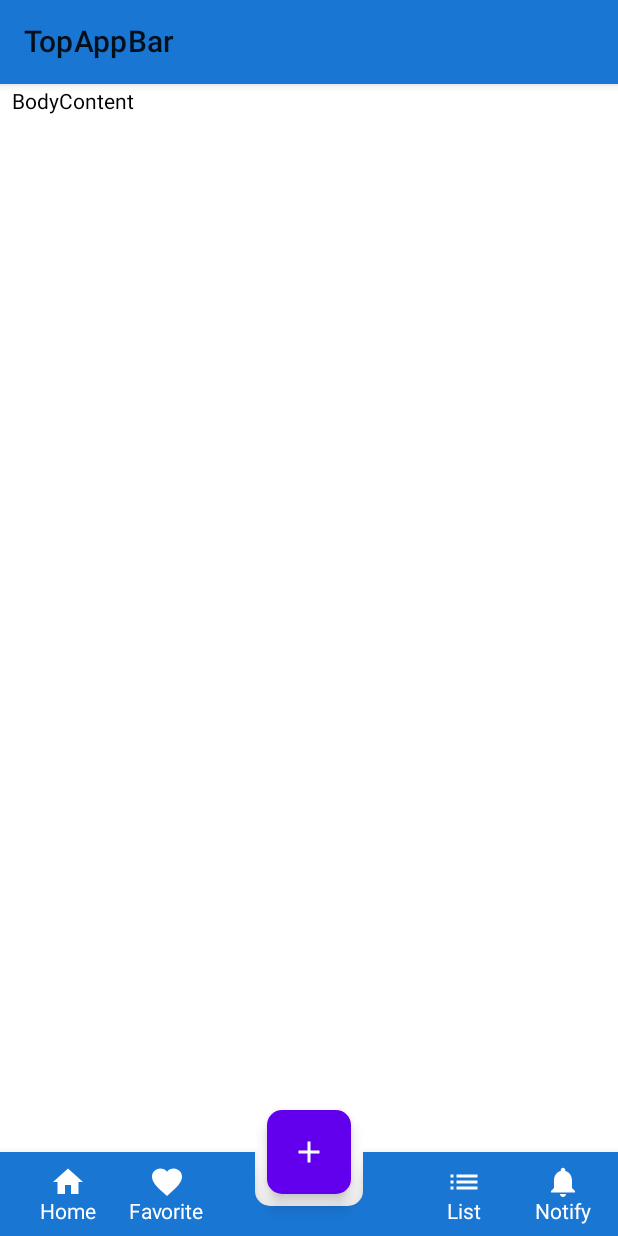
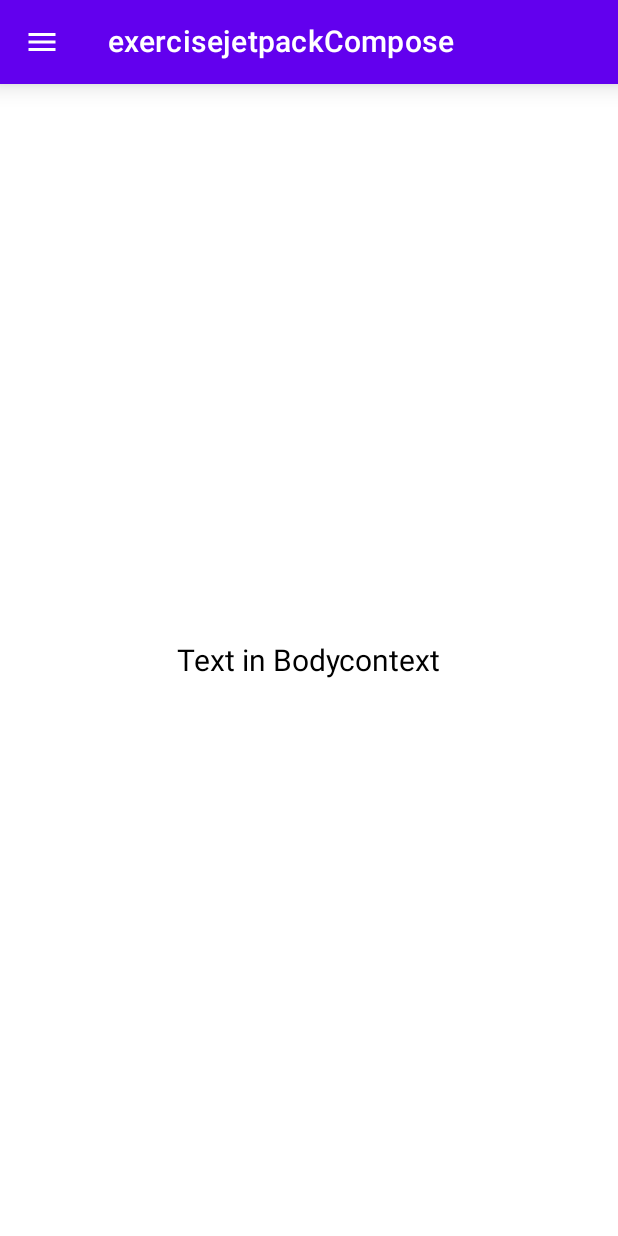
Before and after one commit to Nolions/ExerciseJetpackCompose, an Android app built with Jetpack Compose: the screen it shows after launch (ScaffoldActivity before the commit, ModalDrawerActivity after it), on a phone screen of 412 x 824 dp. Run offline under Robolectric (Android 15) with nearby library versions, the light colour scheme and no system bars.

Commit message:
[feature] ModalDrawerLayout

```diff
--- /dev/null
+++ b/app/src/main/java/tw/nolions/exercisejetpackcompose/ModalDrawerActivity.kt
@@ -0,0 +1,134 @@
+package tw.nolions.exercisejetpackcompose
+
+import android.os.Bundle
+import androidx.activity.ComponentActivity
+import androidx.activity.compose.setContent
+import androidx.compose.foundation.layout.Arrangement
+import androidx.compose.foundation.layout.Column
+import androidx.compose.foundation.layout.fillMaxSize
+import androidx.compose.material.*
+import androidx.compose.material.icons.Icons
+import androidx.compose.material.icons.filled.Clear
+import androidx.compose.material.icons.filled.Menu
+import androidx.compose.runtime.*
+import androidx.compose.ui.Alignment
+import androidx.compose.ui.Modifier
+import androidx.compose.ui.graphics.vector.ImageVector
+import androidx.compose.ui.res.stringResource
+import androidx.compose.ui.tooling.preview.Preview
+import androidx.compose.ui.unit.dp
+import androidx.compose.ui.unit.sp
+import kotlinx.coroutines.CoroutineScope
+import kotlinx.coroutines.launch
+import tw.nolions.exercisejetpackcompose.ui.theme.ExercisejetpackComposeTheme
+
+class ModalDrawerActivity : ComponentActivity() {
+    override fun onCreate(savedInstanceState: Bundle?) {
+        super.onCreate(savedInstanceState)
+        setContent {
+            BuildModalDrawerLayout()
+        }
+    }
+}
+
+@Composable
+fun BuildModalDrawerLayout() {
+    val drawerState = rememberDrawerState(DrawerValue.Closed)
+    val scope = rememberCoroutineScope()
+    val icon = remember { mutableStateOf(Icons.Default.Menu) }
+
+    Column {
+        BuildAppTopBar(drawerState, scope, icon)
+        BuildModalDrawer(drawerState, scope)
+    }
+
+    setTopBatIcon(drawerState, icon)
+}
+
+private fun setTopBatIcon(
+    drawerState: DrawerState,
+    icon: MutableState<ImageVector>
+) {
+    if (drawerState.currentValue == DrawerValue.Closed) icon.value = Icons.Default.Menu
+    else icon.value = Icons.Default.Clear
+}
+
+@Composable
+fun BuildAppTopBar(
+    drawerState: DrawerState,
+    scope: CoroutineScope,
+    icon: MutableState<ImageVector>
+) {
+    TopAppBar(
+        navigationIcon = {
+            IconButton(onClick = {
+                scope.launch {
+                    if (drawerState.isClosed) {
+                        drawerState.open()
+                        icon.value = Icons.Default.Clear
+                    } else {
+                        drawerState.close()
+                        icon.value = Icons.Default.Menu
+                    }
+                }
+            }) {
+                Icon(
+                    imageVector = icon.value,
+                    contentDescription = null
+                )
+            }
+        },
+        title = {
+            Text(
+                text = stringResource(R.string.app_name),
+            )
+        },
+        elevation = 10.dp
+    )
+}
+
+@Composable
+fun BuildModalDrawer(
+    drawerState: DrawerState,
+    scope: CoroutineScope
+) {
+    ModalDrawer(
+        drawerState = drawerState,
+        drawerContent = {
+            BuildDrawerContent(drawerState, scope)
+        },
+        content = { BuildContent(drawerState, scope) }
+    )
+}
+
+@Composable
+fun BuildDrawerContent(drawerState: DrawerState, scope: CoroutineScope) {
+    Column {
+        Text("Text in Drawer")
+        Button(onClick = {
+            scope.launch {
+                drawerState.close()
+            }
+        }) {
+            Text("Close Drawer")
+        }
+    }
+}
+
+@Composable
+fun BuildContent(drawerState: DrawerState, scope: CoroutineScope) {
+    Column(
+        modifier = Modifier.fillMaxSize(),
+        verticalArrangement = Arrangement.Center, horizontalAlignment = Alignment.CenterHorizontally
+    ) {
+        Text(text = "Text in Bodycontext", fontSize = 20.sp)
+    }
+}
+
+@Preview(showBackground = true)
+@Composable
+fun DefaultPreview2() {
+    ExercisejetpackComposeTheme {
+        BuildModalDrawerLayout()
+    }
+}
--- a/app/src/main/res/values/strings.xml
+++ b/app/src/main/res/values/strings.xml
@@ -5,4 +5,5 @@
     <string name="title_activity_constraint_layout">ConstraintLayoutActivity</string>
     <string name="title_activity_list">ListActivity</string>
     <string name="title_activity_topbar">Topbar</string>
+    <string name="title_activity_modal_drawer_layout">ModalDrawerLayoutActivity</string>
 </resources>
```
Also changed, not shown: app/src/main/AndroidManifest.xml (+11 -0 lines), 2 other files.
